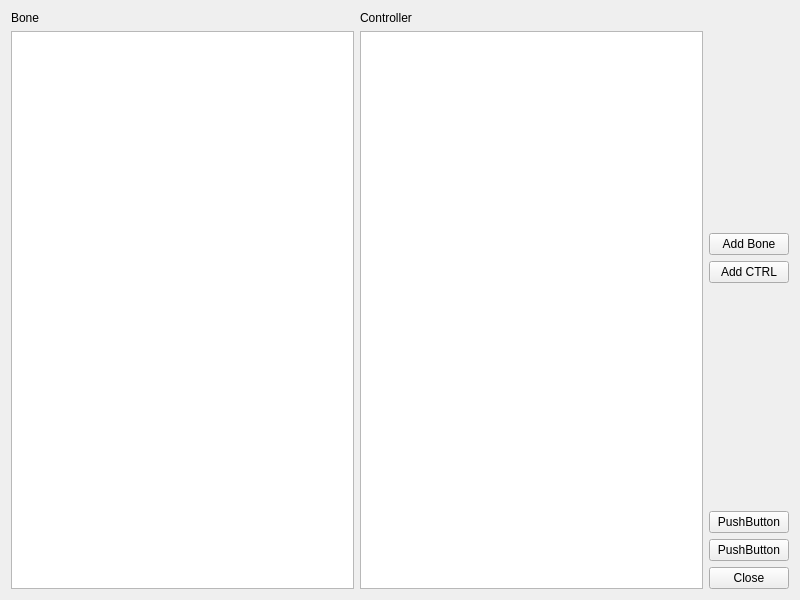
Old version of the form QT_Test/demo.ui in the repository frozen4sh/maya_tools.
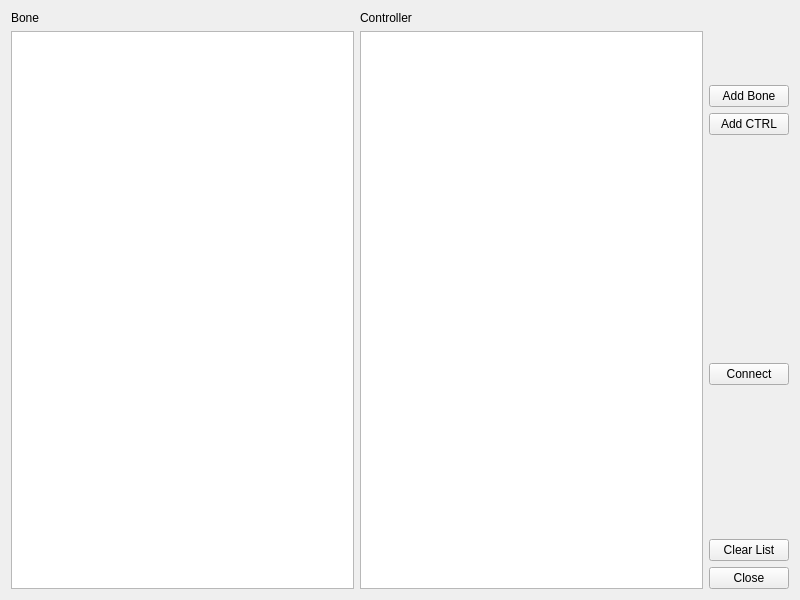
New version of the form.

Diff of the .ui file:
```diff
--- a/QT_Test/demo.ui
+++ b/QT_Test/demo.ui
@@ -88,6 +88,19 @@
          </property>
         </widget>
        </item>
+       <item>
+        <spacer name="verticalSpacer_6">
+         <property name="orientation">
+          <enum>Qt::Vertical</enum>
+         </property>
+         <property name="sizeHint" stdset="0">
+          <size>
+           <width>20</width>
+           <height>40</height>
+          </size>
+         </property>
+        </spacer>
+       </item>
        <item>
         <spacer name="verticalSpacer_3">
          <property name="orientation">
@@ -102,16 +115,55 @@
         </spacer>
        </item>
        <item>
-        <widget class="QPushButton" name="pushButton">
+        <spacer name="verticalSpacer_5">
+         <property name="orientation">
+          <enum>Qt::Vertical</enum>
+         </property>
+         <property name="sizeHint" stdset="0">
+          <size>
+           <width>20</width>
+           <height>40</height>
+          </size>
+         </property>
+        </spacer>
+       </item>
+       <item>
+        <widget class="QPushButton" name="btn_connect">
          <property name="text">
-          <string>PushButton</string>
+          <string>Connect</string>
          </property>
         </widget>
        </item>
        <item>
-        <widget class="QPushButton" name="pushButton_3">
+        <spacer name="verticalSpacer_4">
+         <property name="orientation">
+          <enum>Qt::Vertical</enum>
+         </property>
+         <property name="sizeHint" stdset="0">
+          <size>
+           <width>20</width>
+           <height>40</height>
+          </size>
+         </property>
+        </spacer>
+       </item>
+       <item>
+        <spacer name="verticalSpacer">
+         <property name="orientation">
+          <enum>Qt::Vertical</enum>
+         </property>
+         <property name="sizeHint" stdset="0">
+          <size>
+           <width>20</width>
+           <height>40</height>
+          </size>
+         </property>
+        </spacer>
+       </item>
+       <item>
+        <widget class="QPushButton" name="btn_clearList">
          <property name="text">
-          <string>PushButton</string>
+          <string>Clear List</string>
          </property>
         </widget>
        </item>
```
